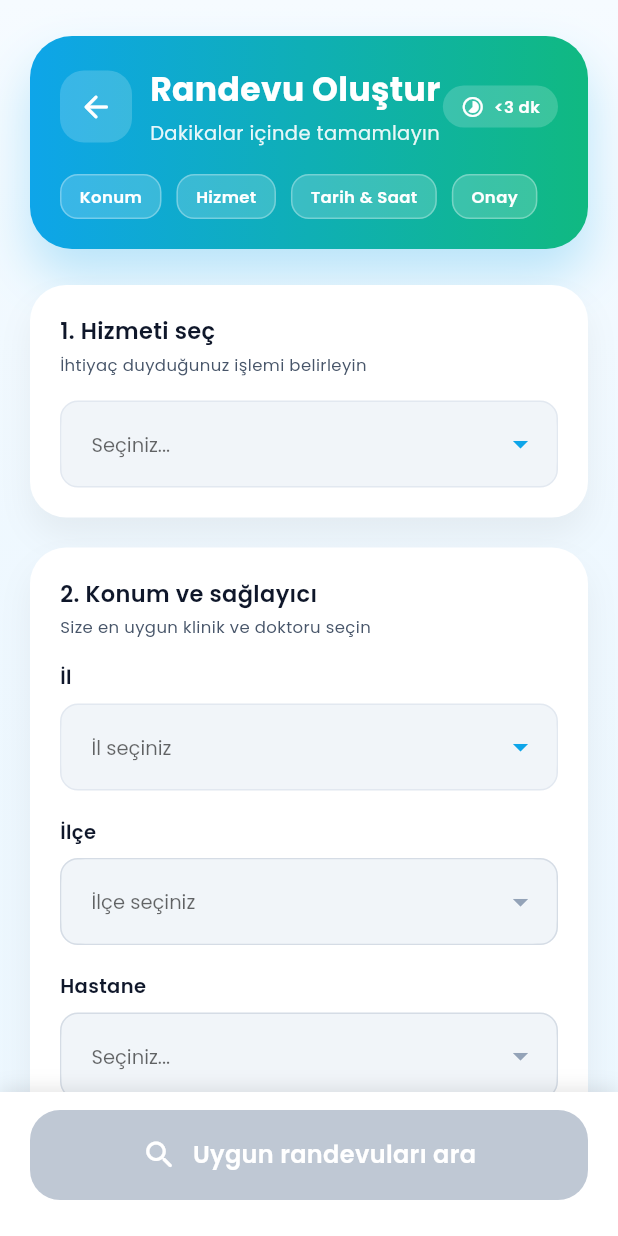
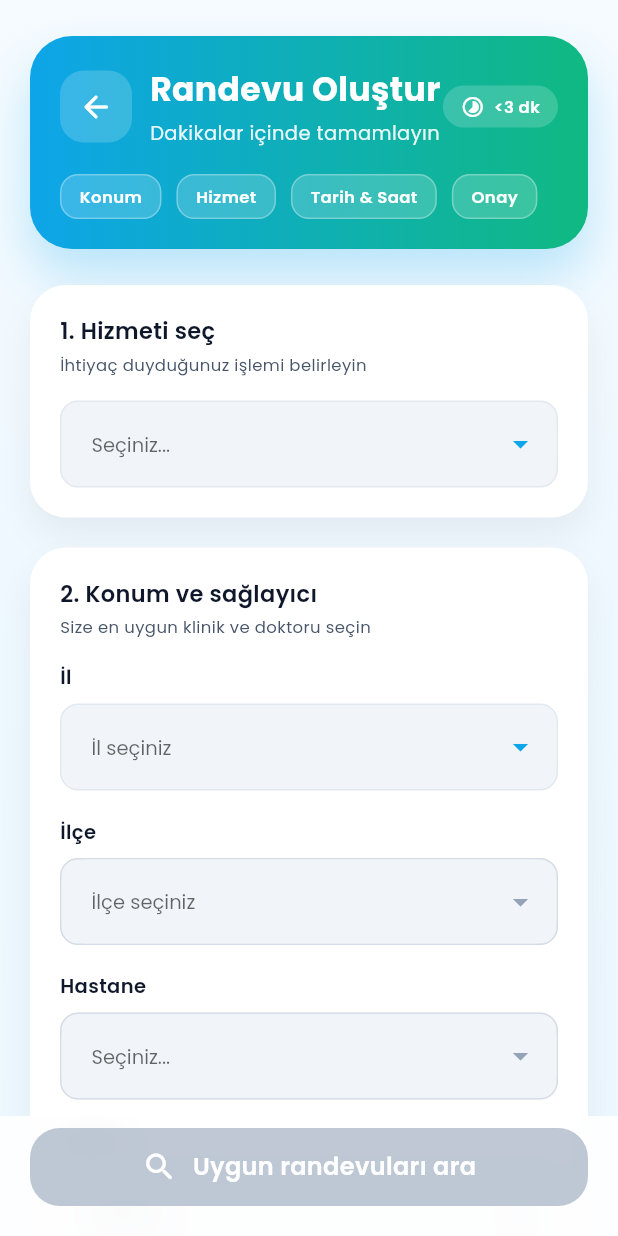
Before and after one commit to CemBlt/dent-panel, a Flutter app: the CreateAppointmentScreen screen opened directly, on a phone screen of 412 x 824 dp. Run offline on Flutter 3.47's test engine with Material 3 defaults, Android fonts, the phone set to English and light mode, and no system bars; our stand-ins replace google_fonts, supabase_flutter; accounts and stored records are empty.

Commit message:
buton yapılanması tekrar

```diff
--- a/klasor/app_dent/lib/screens/create_appointment_screen.dart
+++ b/klasor/app_dent/lib/screens/create_appointment_screen.dart
@@ -1,3 +1,4 @@
+import 'dart:ui';
 import 'package:flutter/material.dart';
 import '../theme/app_theme.dart';
 import '../models/hospital.dart';
@@ -218,17 +219,13 @@ class _CreateAppointmentScreenState extends State<CreateAppointmentScreen> {
       left: 0,
       right: 0,
       bottom: 0,
+      child: ClipRect(
+        child: BackdropFilter(
+          filter: ImageFilter.blur(sigmaX: 10, sigmaY: 10),
           child: Container(
-        padding: const EdgeInsets.fromLTRB(20, 12, 20, 24),
-        decoration: BoxDecoration(
-          color: AppTheme.white,
-          boxShadow: [
-            BoxShadow(
-              color: Colors.black.withOpacity(0.1),
-              blurRadius: 10,
-              offset: const Offset(0, -2),
-            ),
-          ],
+            padding: const EdgeInsets.fromLTRB(20, 8, 20, 20),
+            decoration: BoxDecoration(
+              color: AppTheme.white.withOpacity(0.85),
             ),
             child: SafeArea(
               top: false,
@@ -253,7 +250,7 @@ class _CreateAppointmentScreenState extends State<CreateAppointmentScreen> {
                     onTap: onButtonTap,
                     borderRadius: BorderRadius.circular(20),
                     child: Padding(
-                  padding: const EdgeInsets.symmetric(vertical: 18),
+                      padding: const EdgeInsets.symmetric(vertical: 14),
                       child: Row(
                         mainAxisAlignment: MainAxisAlignment.center,
                         children: [
@@ -279,6 +276,8 @@ class _CreateAppointmentScreenState extends State<CreateAppointmentScreen> {
                             ),
                           ),
                         ],
+                      ),
+                    ),
                   ),
                 ),
               ),
```
Lines whose indentation alone changed are shown as unchanged.
